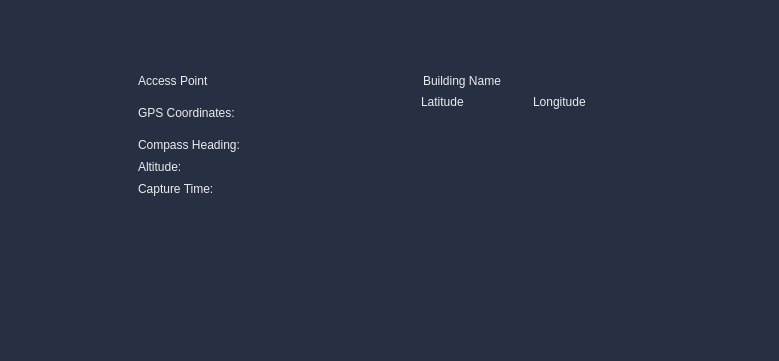
CSUN-SERL/lcar-bot, file src/rqt_gcs/resources/AccessPointStats.ui: the form before one commit.
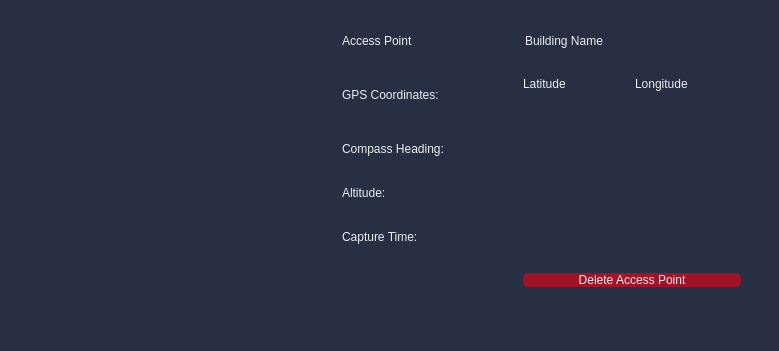
The form after the commit.

Commit message: Access points deletion Update

Diff of the .ui file:
```diff
--- a/src/rqt_gcs/resources/AccessPointStats.ui
+++ b/src/rqt_gcs/resources/AccessPointStats.ui
@@ -7,7 +7,7 @@
     <x>0</x>
     <y>0</y>
     <width>779</width>
-    <height>361</height>
+    <height>351</height>
    </rect>
   </property>
   <property name="windowTitle">
@@ -22,8 +22,11 @@
 border-radius: 5px;</string>
   </property>
   <layout class="QGridLayout" name="gridLayout">
-   <item row="0" column="0">
+   <item row="0" column="1">
     <layout class="QGridLayout" name="accessPointStatsLayout">
+     <property name="sizeConstraint">
+      <enum>QLayout::SetMinimumSize</enum>
+     </property>
      <item row="1" column="0">
       <widget class="QLabel" name="gpsCoordinateLabel">
        <property name="maximumSize">
@@ -170,16 +173,28 @@
        </property>
       </widget>
      </item>
+     <item row="5" column="1">
+      <widget class="QPushButton" name="deleteAccessPointButton">
+       <property name="styleSheet">
+        <string notr="true">background-color: rgb(161, 20, 40);
+color: rgb(240, 240, 240);
+</string>
+       </property>
+       <property name="text">
+        <string>Delete Access Point</string>
+       </property>
+      </widget>
+     </item>
     </layout>
    </item>
-   <item row="1" column="0">
+   <item row="1" column="1">
     <widget class="Line" name="line">
      <property name="orientation">
       <enum>Qt::Horizontal</enum>
      </property>
     </widget>
    </item>
-   <item row="2" column="0">
+   <item row="2" column="1">
     <spacer name="horizontalSpacer">
      <property name="orientation">
       <enum>Qt::Horizontal</enum>
@@ -192,6 +207,27 @@
      </property>
     </spacer>
    </item>
+   <item row="0" column="0">
+    <widget class="QFrame" name="frame">
+     <property name="minimumSize">
+      <size>
+       <width>300</width>
+       <height>300</height>
+      </size>
+     </property>
+     <property name="frameShape">
+      <enum>QFrame::StyledPanel</enum>
+     </property>
+     <property name="frameShadow">
+      <enum>QFrame::Raised</enum>
+     </property>
+     <layout class="QGridLayout" name="gridLayout_2">
+      <item row="0" column="0">
+       <layout class="QHBoxLayout" name="horizontalLayout_2"/>
+      </item>
+     </layout>
+    </widget>
+   </item>
   </layout>
   <zorder>buildingNameLine</zorder>
   <zorder>verticalFrame</zorder>
```
Left out of the diff: 4 changed lines with no effect on the pictures. The commit also changes 5 other files.
